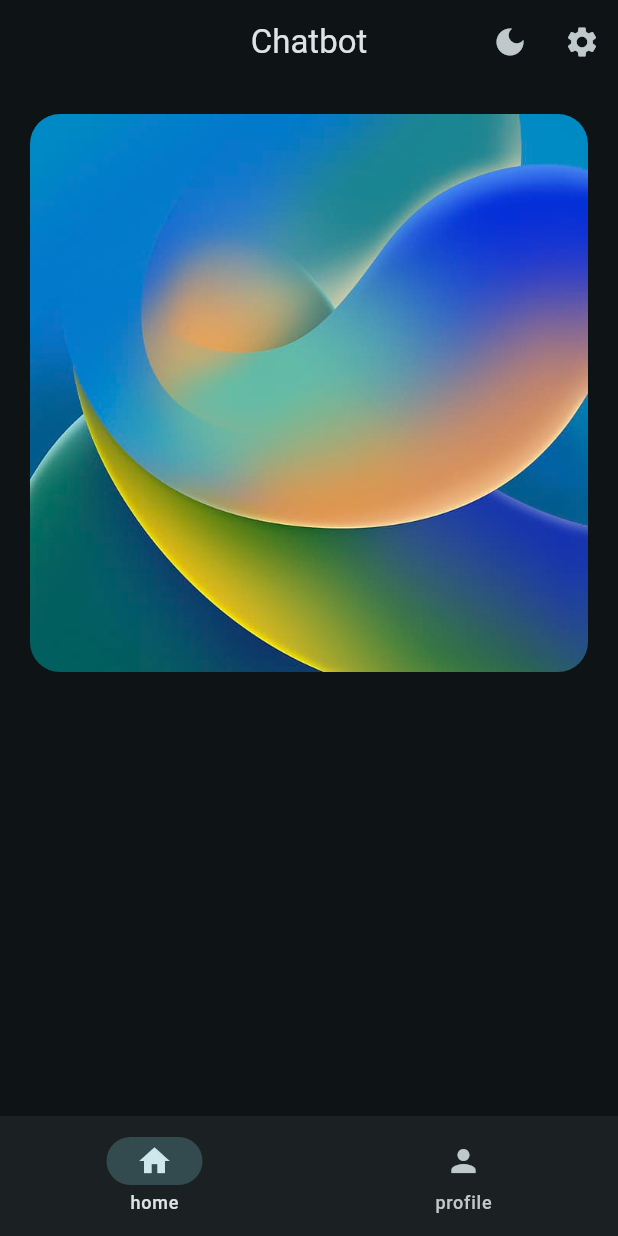
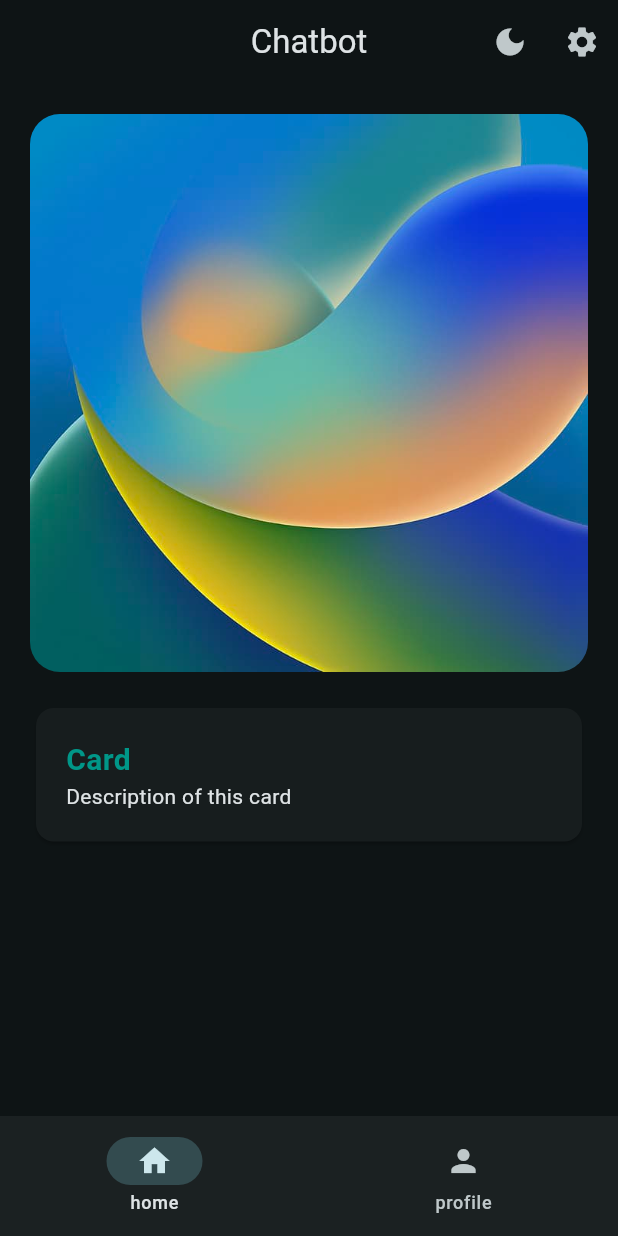
Before and after one commit to NgocNguyen1103/Flutter_basic, a Flutter app: the screen it shows after launch, after a tap on "Login", on a phone screen of 412 x 824 dp. Run offline on Flutter 3.47's test engine with Material 3 defaults, Android fonts, the phone set to English and light mode, and no system bars.

Commit message:
constaint style

```diff
--- /dev/null
+++ b/lib/data/Constants.dart
@@ -0,0 +1,10 @@
+import 'dart:ui';
+import 'package:flutter/material.dart';
+class KTextStyle{
+  static const TextStyle titleTealText = TextStyle(
+      fontSize: 20.0, fontWeight: FontWeight.bold, color: Colors.teal
+  );
+  static const TextStyle descriptionText = TextStyle(
+    fontSize: 14.0
+  );
+}
--- a/lib/views/pages/home_page.dart
+++ b/lib/views/pages/home_page.dart
@@ -1,4 +1,5 @@
 import 'package:flutter/material.dart';
+import 'package:flutter_one/data/Constants.dart';
 import 'package:flutter_one/views/widgets/hero_widget.dart';
 
 class HomePage extends StatelessWidget {
@@ -8,7 +9,27 @@ class HomePage extends StatelessWidget {
   Widget build(BuildContext context) {
     return Padding(
       padding: EdgeInsets.all(20.0),
-      child: Column(children: [HeroWidget()]),
+      child: Column(
+        children: [
+          HeroWidget(),
+          Container(
+            width: double.infinity,
+            padding: EdgeInsets.symmetric(vertical: 20.0),
+            child: Card(
+              child: Padding(
+                padding: EdgeInsets.all(20.0),
+                child: Column(
+                  crossAxisAlignment: CrossAxisAlignment.start,
+                  children: [
+                    Text("Card", style: KTextStyle.titleTealText),
+                    Text("Description of this card", style: KTextStyle.descriptionText),
+                  ],
+                ),
+              ),
+            ),
+          ),
+        ],
+      ),
     );
   }
 }
```
